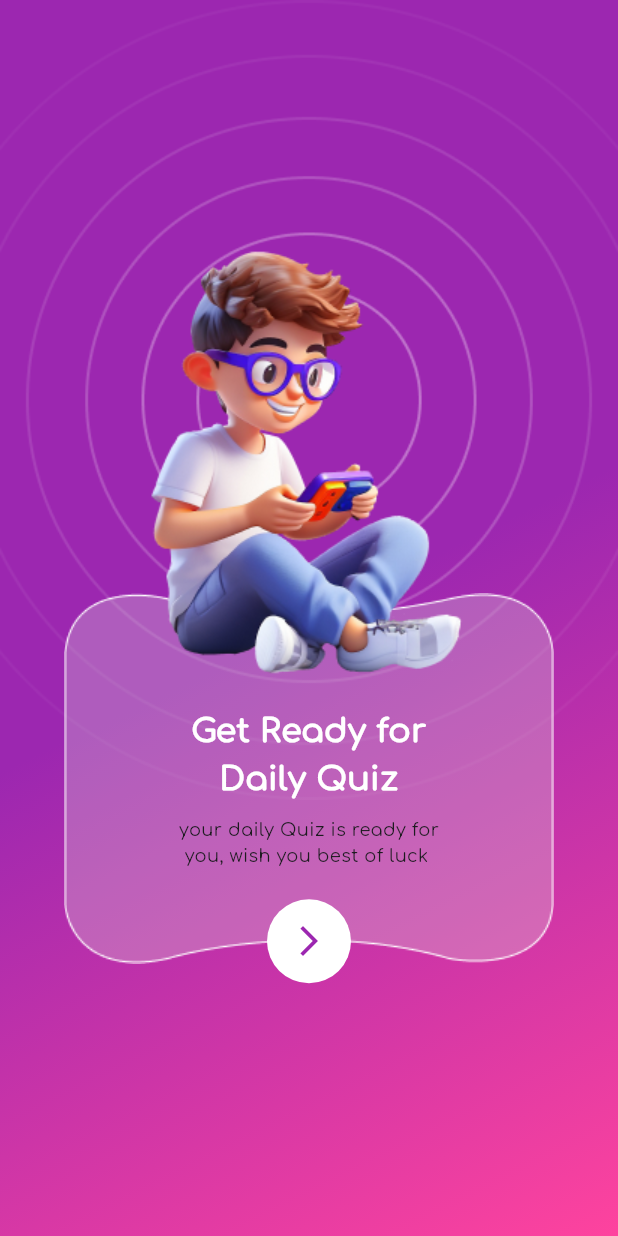
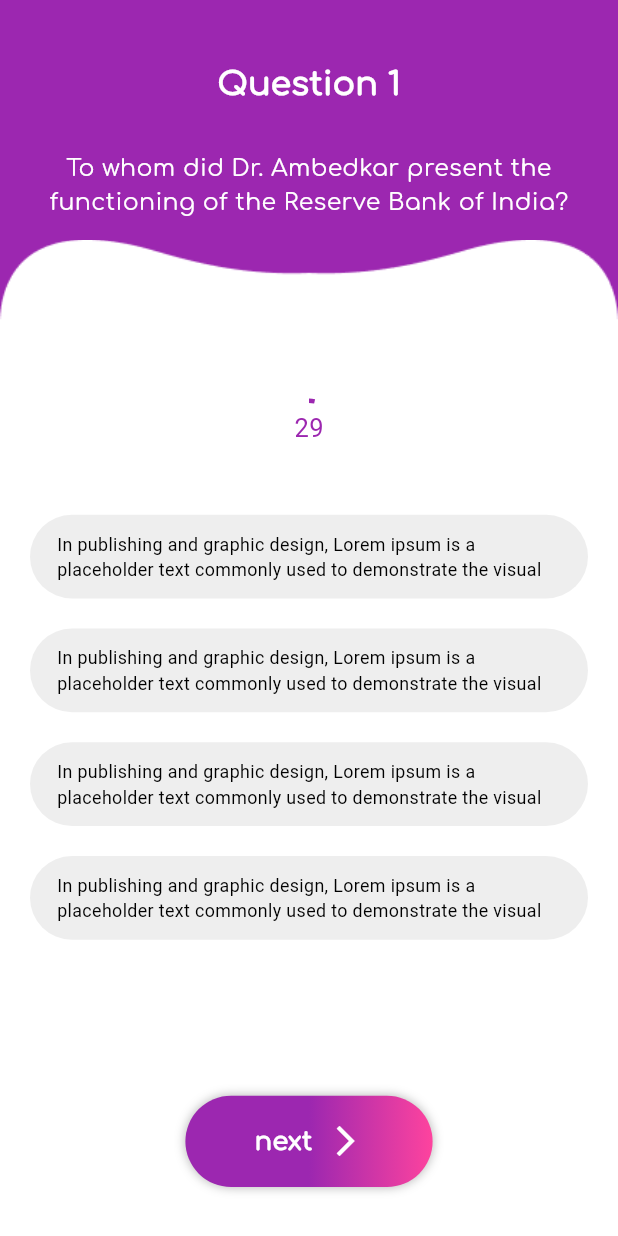
Before and after one commit to akshaykc222/mash_test, a Flutter app: the QuizGetReadyScreen screen opened by its route, after a tap on the "arrow forward ios" icon, on a phone screen of 412 x 824 dp. Run offline on Flutter 3.47's test engine with Material 3 defaults, Android fonts, the phone set to English and light mode, and no system bars; our stand-ins replace bloc, cached_network_image, dio, firebase_messaging, fl_chart, flutter_bloc and 8 more; accounts and stored records are empty; Roboto replaces fonts that are missing (SofiPro); project files that could hold a hidden picture were left out.

Commit message:
quiz commit

```diff
--- /dev/null
+++ b/lib/mash/presentation/pages/home/quiz/question_page.dart
@@ -0,0 +1,228 @@
+import 'dart:async';
+import 'dart:ui';
+
+import 'package:flutter/cupertino.dart';
+import 'package:flutter/material.dart';
+import 'package:flutter/rendering.dart';
+import 'package:flutter/widgets.dart';
+import 'package:mash/mash/presentation/utils/app_assets.dart';
+import 'package:mash/mash/presentation/utils/app_colors.dart';
+import 'package:mash/mash/presentation/utils/app_constants.dart';
+import 'package:mash/mash/presentation/utils/size_config.dart';
+
+class QuizQuestionPage extends StatefulWidget {
+  const QuizQuestionPage({super.key});
+
+  @override
+  State<QuizQuestionPage> createState() => _QuizQuestionPageState();
+}
+
+class _QuizQuestionPageState extends State<QuizQuestionPage> {
+  int _counter = 30;
+  Timer? _timer;
+  Color _progressColor = Colors.purple;
+  bool timerEnd = false;
+  List<bool> _isSelectedList = [];
+  int _selectedIndex = -1;
+
+
+
+  @override
+  void initState() {
+    super.initState();
+    startTimer();
+    _isSelectedList = List<bool>.generate(10, (index) => false);
+  }
+
+  void startTimer() {
+    _timer = Timer.periodic(const Duration(seconds: 1), (timer) {
+      setState(() {
+        if (_counter > 0) {
+          _counter--;
+          if (_counter == 5) {
+            _progressColor = Colors.red; // Change color when 5 seconds remaining
+          }
+        } else {
+          _timer?.cancel();
+          timerEnd = true;
+        }
+      });
+    });
+  }
+  @override
+  Widget build(BuildContext context) {
+    SizeConfig().init(context);
+    return  Scaffold(
+      body: questionsBody(context),
+    );
+  }
+
+  void _toggleSelection(int index) {
+    setState(() {
+      _isSelectedList[index] = !_isSelectedList[index];
+    });
+  }
+
+  void _selectCard(int index) {
+    setState(() {
+      if (_selectedIndex == index) {
+        // Deselect the card if it's already selected
+        _selectedIndex = -1;
+      } else {
+        _selectedIndex = index;
+      }
+    });
+  }
+
+  questionsBody(BuildContext context) {
+    var size = MediaQuery.sizeOf(context);
+    return Container(
+      decoration: const  BoxDecoration(
+        gradient: AppColors.quizBgGradient
+      ),
+      height: size.height,
+      width: size.width,
+      child: Stack(
+        children: [
+          Positioned.fill(
+            bottom: 0,
+            left: 0,
+            right: 0,
+            child: Stack(alignment: Alignment.bottomCenter,
+                  children: [
+                    Image.asset(AppAssets.quizQuestionScreenBG,fit: BoxFit.fitWidth,),
+                  ],
+                ),
+          ),
+           Padding(padding: const EdgeInsets.all(10),
+          child: Center(
+            child: Column(
+              mainAxisAlignment: MainAxisAlignment.start,
+              crossAxisAlignment: CrossAxisAlignment.center,
+              children: [
+                spacer30,
+                Text('Question 1',style: TextStyle(color: Colors.white,fontSize: SizeConfig.textSize(25),fontFamily: 'Comfortaa',fontWeight: FontWeight.w600),),
+                spacer30,
+                Text('To whom did Dr. Ambedkar present the functioning of the Reserve Bank of India?',textAlign: TextAlign.center,style: TextStyle(fontFamily:'Comfortaa',color: Colors.white,fontSize: SizeConfig.textSize(18)),),
+              ],
+            ),
+          ),),
+          Positioned.fill(
+            top: size.height * 0.3,
+            child: Column(
+              mainAxisAlignment: MainAxisAlignment.start,
+              crossAxisAlignment: CrossAxisAlignment.center,
+              children: [
+                spacer20,
+               timerEnd? const Text('Time Up!',style: TextStyle(color: Colors.red,fontSize: 20),): Stack(
+                  alignment: Alignment.center,
+                  children: [
+                    CircularProgressIndicator(
+                      value: 1 - (_counter / 30),
+                      valueColor: AlwaysStoppedAnimation<Color>(_progressColor),
+                      strokeWidth: 3,
+                    ),
+                    Text(
+                      '$_counter',
+                      style:  TextStyle(fontSize: 20, color: _progressColor),
+                    ),
+                  ],
+                ),
+                spacer40,
+                Container(
+                  padding: const EdgeInsets.symmetric(horizontal: 20),
+                  height: size.height*0.47,
+                  child: ListView.separated(
+                    separatorBuilder: (context,index){
+                      return spacer20;
+                    },
+                    itemCount: 4, // Number of cards
+                    itemBuilder: (context, index) {
+                      return InkWell(
+                        onTap: (){
+                          _selectCard(index);
+                        },
+                        child: Container(
+                          padding: const EdgeInsets.symmetric(horizontal: 10),
+                          height: SizeConfig.height(55),
+                          width: size.width*0.9,
+                          decoration: _selectedIndex == index ? BoxDecoration(
+                            boxShadow: [BoxShadow(
+                              color: Colors.grey.withOpacity(0.8),
+                              blurRadius: 5.0,
+                            ),],
+                              borderRadius: BorderRadius.circular(50),
+                              gradient: AppColors.quizAnswerGradient,
+                          ): BoxDecoration(
+                              borderRadius: BorderRadius.circular(50),
+                              color: Colors.grey.shade200
+                          ),
+                          child: Center(
+                            child: Padding(
+                              padding: const EdgeInsets.all(8),
+                              child: Text('In publishing and graphic design, Lorem ipsum is a placeholder text commonly used to demonstrate the visual',style: TextStyle(color: _selectedIndex == index  ? Colors.white: Colors.black),),
+                            ),
+                          ),
+                        ),
+                      );
+                    },
+                  ),
+                ),
+                nextButton(size)
+              ],
+            ),
+          ),
+        ],
+      ),
+    );
+  }
+
+  nextButton(Size size) {
+    return Container(
+      height:  SizeConfig.height(60),
+      width: size.width * 0.4 ,
+      decoration: BoxDecoration(
+        boxShadow: [BoxShadow(
+          color: Colors.grey.withOpacity(0.8),
+          blurRadius: 5.0,
+        ),],
+          borderRadius: BorderRadius.circular(50),
+          gradient: AppColors.quizAnswerGradient
+      ),
+      child: const Row(
+        mainAxisAlignment: MainAxisAlignment.center,
+        crossAxisAlignment: CrossAxisAlignment.center,
+        children: [
+          Text('next',style: TextStyle(color: Colors.white,fontWeight: FontWeight.w600,fontFamily: 'Comfortaa',fontSize: 20),),
+          spacerWidth10,
+          Icon(Icons.arrow_forward_ios,color: Colors.white,)
+        ],
+      ),
+    );
+  }
+
+ /* questionTile(Size size){
+    return InkWell(
+      onTap: (){
+        setState(() {
+          isSelected = !isSelected;
+        });
+      },
+      child: Container(
+        padding: const EdgeInsets.symmetric(horizontal: 10),
+         height: SizeConfig.height(70),
+        width: size.width*0.9,
+        decoration: isSelected? BoxDecoration(
+          borderRadius: BorderRadius.circular(50),
+          gradient: AppColors.quizAnswerGradient
+        ): BoxDecoration(
+          borderRadius: BorderRadius.circular(50),
+          color: Colors.grey.shade200
+        ),
+        child: Center(
+
+        ),
+      ),
+    );
+  }*/
+}
--- a/lib/mash/presentation/pages/home/quiz/quiz_get_ready_screen.dart
+++ b/lib/mash/presentation/pages/home/quiz/quiz_get_ready_screen.dart
@@ -1,8 +1,12 @@
 
 
 import 'package:flutter/material.dart';
+import 'package:go_router/go_router.dart';
+import 'package:mash/mash/presentation/router/app_pages.dart';
 import 'package:mash/mash/presentation/utils/app_assets.dart';
+import 'package:mash/mash/presentation/utils/app_colors.dart';
 import 'package:mash/mash/presentation/utils/app_constants.dart';
+import 'package:mash/mash/presentation/utils/app_strings.dart';
 
 class QuizGetReadyScreen extends StatelessWidget {
   const QuizGetReadyScreen({super.key});
@@ -18,14 +22,7 @@ class QuizGetReadyScreen extends StatelessWidget {
     var size = MediaQuery.sizeOf(context);
     return Container(
       decoration: const BoxDecoration(
-        gradient: LinearGradient(
-          begin: Alignment.center,
-          end: Alignment.bottomRight,
-          colors: [
-            Colors.purple,
-            Color(0xfffe439e),
-          ],
-        ),
+        gradient: AppColors.quizBgGradient,
       ),
       height: size.height,
       width: size.width,
@@ -51,7 +48,7 @@ class QuizGetReadyScreen extends StatelessWidget {
                           alignment: Alignment.bottomCenter,
                           child: IconButton(
                             style: IconButton.styleFrom(backgroundColor: Colors.white),
-                            onPressed: (){},
+                            onPressed: ()=> GoRouter.of(context).pushNamed(AppPages.quizQuestionPage),
                             icon: const Padding(
                               padding:  EdgeInsets.all(8.0),
                               child: Icon(Icons.arrow_forward_ios,color: Colors.purple,),
@@ -64,9 +61,9 @@ class QuizGetReadyScreen extends StatelessWidget {
                           mainAxisAlignment: MainAxisAlignment.center,
                           crossAxisAlignment: CrossAxisAlignment.center,
                           children: [
-                            Text('Get Ready for\nDaily Quiz',textAlign: TextAlign.center,style: TextStyle(fontFamily: 'Comfortaa',color: Colors.white,fontWeight: FontWeight.w600,fontSize: 26),),
+                            Text(AppStrings.getReadyTitle,textAlign: TextAlign.center,style: TextStyle(fontFamily: 'Comfortaa',color: Colors.white,fontWeight: FontWeight.w600,fontSize: 26),),
                             spacer10,
-                            Text('your daily Quiz is ready for\n you, wish you best of luck',style: TextStyle(fontFamily: 'Comfortaa'),)
+                            Text(AppStrings.getReadyDesc,style: TextStyle(fontFamily: 'Comfortaa'),)
                           ],
                         ),
                       ),
--- a/lib/mash/presentation/router/app_pages.dart
+++ b/lib/mash/presentation/router/app_pages.dart
@@ -11,5 +11,6 @@ class AppPages {
   static const academicDetailLibraryScreen = '/academicDetailLibraryScreen';
   static const quizOnBoardScreen = '/quizOnBoardScreen';
   static const quizGetReadyScreen = '/quizGetReadyScreen';
+  static const quizQuestionPage = '/quizQuestionScreen';
 
 }
--- a/lib/mash/presentation/router/router_config.dart
+++ b/lib/mash/presentation/router/router_config.dart
@@ -8,6 +8,7 @@ import 'package:mash/mash/presentation/pages/home/addOn/add_on_screen.dart';
 import 'package:mash/mash/presentation/pages/home/addOn/addon_detail_screen.dart';
 import 'package:mash/mash/presentation/pages/home/library/academic_detail_screen.dart';
 import 'package:mash/mash/presentation/pages/home/library/academics_screen.dart';
+import 'package:mash/mash/presentation/pages/home/quiz/question_page.dart';
 import 'package:mash/mash/presentation/pages/home/quiz/quiz_get_ready_screen.dart';
 import 'package:mash/mash/presentation/pages/home/quiz/quiz_onboarding.dart';
 
@@ -90,6 +91,10 @@ class AppRouteManager {
       path: AppPages.quizGetReadyScreen,
       name: AppPages.quizGetReadyScreen,
       builder: (context, state) => const QuizGetReadyScreen(),
+    ),GoRoute(
+      path: AppPages.quizQuestionPage,
+      name: AppPages.quizQuestionPage,
+      builder: (context, state) => const QuizQuestionPage(),
     ),
     GoRoute(path: home(), builder: _homePageRouteBuilder)
   ]);
--- a/lib/mash/presentation/utils/app_assets.dart
+++ b/lib/mash/presentation/utils/app_assets.dart
@@ -17,6 +17,8 @@ class AppAssets {
   static const quizGetReadyBg = 'assets/images/quiz_get_ready_bg.png';
   static const quizGetReadyCard = 'assets/images/quiz_get_ready_bottom_card.png';
   static const quizGetReadyBoyImage = 'assets/images/quiz_get_ready_boy_image.png';
+  static const quizQuestionScreenBG = 'assets/images/quiz_question_bg.png';
+  static const quizFinishBoy = 'assets/images/quiz_finish_boy.png';
 
 
   // Icons
--- a/lib/mash/presentation/utils/app_colors.dart
+++ b/lib/mash/presentation/utils/app_colors.dart
@@ -126,6 +126,22 @@ class AppColors {
   static const LinearGradient loginButtonGradient = LinearGradient(
     colors: [Color(0xffA8FED9), Color(0xff00F1FF)],
   );
+  static const LinearGradient quizBgGradient = LinearGradient(
+    begin: Alignment.center,
+    end: Alignment.bottomRight,
+    colors: [
+      Colors.purple,
+      Color(0xfffe439e),
+    ],
+  );
+  static const LinearGradient quizAnswerGradient = LinearGradient(
+    begin: Alignment.center,
+    end: Alignment.centerRight,
+    colors: [
+      Colors.purple,
+      Color(0xfffe439e),
+    ],
+  );
 }
 
 extension HexColor on Color {
```
Also changed, not shown: lib/mash/presentation/pages/auth/forgot_password_screen.dart (+7 -6 lines), lib/mash/presentation/pages/auth/otp_screen.dart (+8 -7 lines), lib/mash/presentation/pages/home/quiz/quiz_onboarding.dart (+11 -10 lines), lib/mash/presentation/utils/app_strings.dart (+24 -0 lines), assets/images/quiz_finish_boy.png (added), assets/images/quiz_question_bg.png (added).
